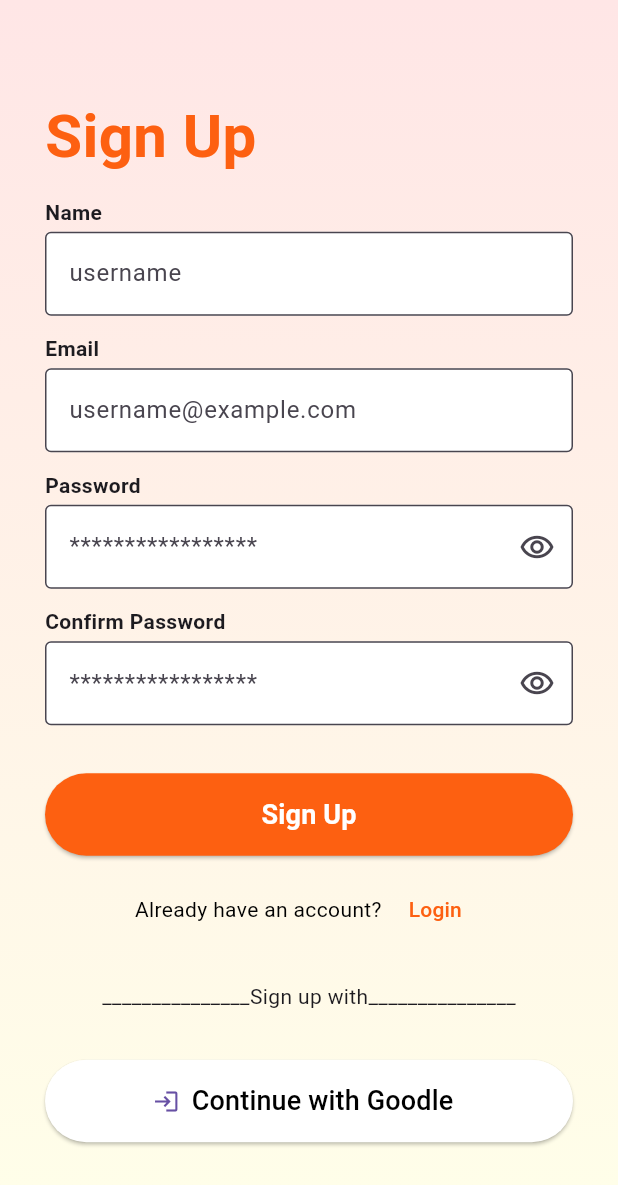
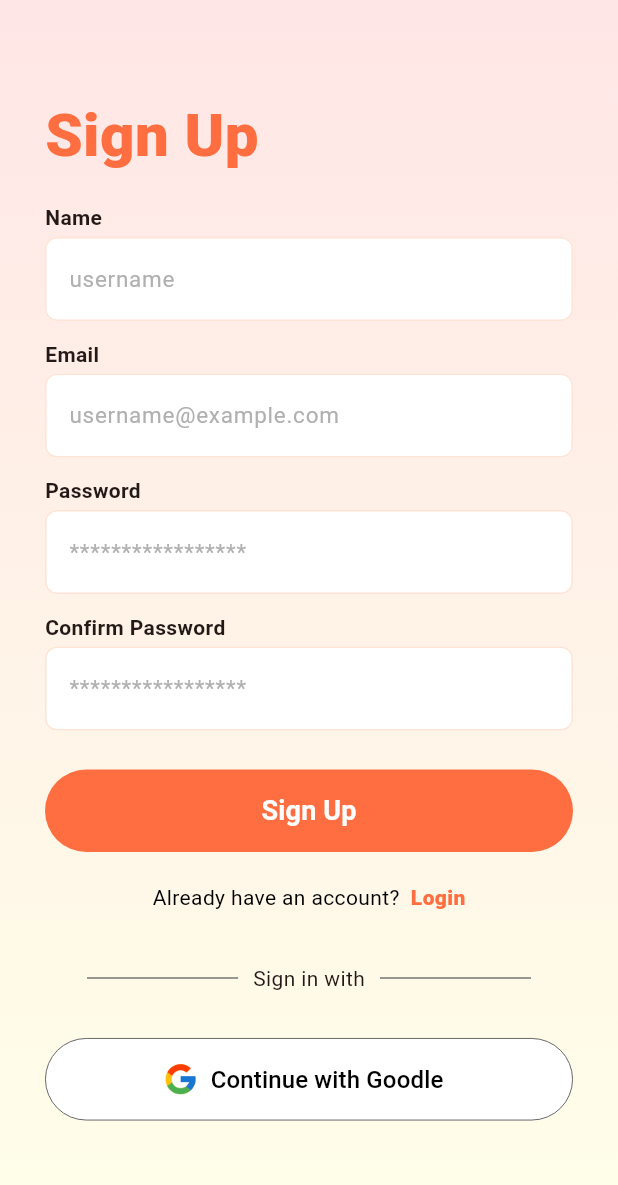
Before and after one commit to mdnahidhossen1911/Tastify, a Flutter app: the screen it shows after launch, after a tap on "Sign Up", on a phone screen of 412 x 824 dp. Shown: the top 1185 px of the screen. Run offline on Flutter 3.47's test engine with Material 3 defaults, Android fonts, the phone set to English and light mode, and no system bars; our stand-ins replace pin_code_fields.

Commit message:
Login, Sign Up, OTP Verify and Set Password screen bugs & color fixes

```diff
--- a/lib/app/app.dart
+++ b/lib/app/app.dart
@@ -10,6 +10,30 @@ class TastifyApp extends StatelessWidget {
   Widget build(BuildContext context) {
     return MaterialApp(
       debugShowCheckedModeBanner: false,
+      theme: ThemeData(
+        colorSchemeSeed: Colors.deepOrange,
+        inputDecorationTheme: InputDecorationTheme(
+          hintStyle: TextStyle(
+              color: Color(0xffb0b0b0),
+              fontSize: 15
+          ),
+          border: OutlineInputBorder(),
+          enabledBorder: OutlineInputBorder(
+            borderSide: BorderSide(color: Color(0xffffe4d5)),
+              borderRadius: BorderRadius.circular(8)
+          ),
+          focusedBorder: OutlineInputBorder(
+            borderSide: BorderSide(color: Color(0xffffe4d5)),
+              borderRadius: BorderRadius.circular(8)
+          ),
+          focusedErrorBorder: OutlineInputBorder(
+            borderSide: BorderSide(color: Color(0xffffe4d5)),
+              borderRadius: BorderRadius.circular(8)
+          ),
+          filled: true,
+          fillColor: Colors.white,
+        )
+      ),
       onGenerateRoute: AppRoutes.onGenerateRoute,
       initialRoute: SplashScreen.name,
     );
--- a/lib/app/app_colors.dart
+++ b/lib/app/app_colors.dart
@@ -0,0 +1,5 @@
+import 'package:flutter/material.dart';
+
+class AppColor{
+  static Color themeColor = Colors.deepOrangeAccent.shade200;
+}
--- a/lib/app/assets_path.dart
+++ b/lib/app/assets_path.dart
@@ -2,4 +2,5 @@ class AssetsPath {
   static const String _imagePath = 'assets/images';
 
   static const String appLogoPNG = '$_imagePath/testify_logo.png';
+  static const String googleLogoPNG = '$_imagePath/google_logo.png';
 }
--- a/lib/feature/auth/ui/screen/login_screen.dart
+++ b/lib/feature/auth/ui/screen/login_screen.dart
@@ -1,4 +1,6 @@
 import 'package:flutter/material.dart';
+import 'package:tastify/app/app_colors.dart';
+import 'package:tastify/app/assets_path.dart';
 import 'package:tastify/feature/auth/ui/screen/forgot_password_screen.dart';
 import 'package:tastify/feature/auth/ui/screen/sign_up.dart';
 import 'package:tastify/feature/auth/ui/widgets/screen_background.dart';
@@ -17,70 +19,66 @@ class _LoginScreenState extends State<LoginScreen> {
   Widget build(BuildContext context) {
     return Scaffold(
       body: ScreenBackground(
+        child: SafeArea(
           child: Padding(
-          padding: const EdgeInsets.all(30),
+            padding: const EdgeInsets.symmetric(horizontal: 30),
+            child: SingleChildScrollView(
               child: Column(
                 mainAxisAlignment: MainAxisAlignment.center,
                 crossAxisAlignment: CrossAxisAlignment.start,
                 children: [
+                  SizedBox(height: 96),
                   Text(
                     "Welcome to",
-                style: TextStyle(fontWeight: FontWeight.w700, fontSize: 40),
+                    style: TextStyle(fontWeight: FontWeight.w800, fontSize: 40,height: 1),
                   ),
                   Text(
-                "Testify",
+                    "Tastify",
                     style: TextStyle(
-                  fontWeight: FontWeight.w700,
+                      fontWeight: FontWeight.w800,
                       fontSize: 40,
-                  color: Color.fromRGBO(253, 96, 17, 1),
+                      color: AppColor.themeColor,
                     ),
                   ),
-              SizedBox(height: 8),
+                  SizedBox(height: 4),
                   Text(
                     "A smart space to explore, share, and manage your favorite recipes.",
+                    style: TextStyle(fontSize: 12),
                   ),
-              SizedBox(height: 12),
+                  SizedBox(height: 24),
                   Text(
                     "Email",
-                style: TextStyle(fontWeight: FontWeight.bold, fontSize: 14),
+                    style: TextStyle(fontWeight: FontWeight.w600, fontSize: 14),
                   ),
-              SizedBox(height: 3),
+                  SizedBox(height: 4),
                   TextFormField(
-                decoration: InputDecoration(
-                  hintText: "username@example.com",
-                  border: OutlineInputBorder(),
-                  filled: true,
-                  fillColor: Colors.white,
-                ),
+                    decoration: InputDecoration(hintText: "username@example.com"),
                   ),
                   SizedBox(height: 12),
                   Text(
                     "Password",
-                style: TextStyle(fontWeight: FontWeight.bold, fontSize: 14),
+                    style: TextStyle(fontWeight:FontWeight.w600, fontSize: 14),
                   ),
-              SizedBox(height: 3),
+                  SizedBox(height: 4),
                   TextFormField(
                     decoration: InputDecoration(
                       hintText: "*****************",
-                  suffixIcon: Icon(Icons.remove_red_eye_outlined),
-                  border: OutlineInputBorder(),
-                  filled: true,
-                  fillColor: Colors.white,
+                      suffixIcon: Icon(Icons.remove_red_eye_outlined,color: Colors.grey,),
                     ),
                   ),
-              SizedBox(height: 12),
+                  SizedBox(height: 10),
                   Align(
                     alignment: Alignment.centerRight,
                     child: GestureDetector(
-                  onTap: (){
+                      onTap: () {
                         Navigator.pushNamed(context, ForgotPasswordScreen.name);
                       },
                       child: Text(
                         "Forgot password?",
                         style: TextStyle(
-                      fontWeight: FontWeight.bold,
+                          fontWeight: FontWeight.w800,
                           fontSize: 14,
-                      color: Color.fromRGBO(253, 96, 17, 1),
+                          color: AppColor.themeColor,
                         ),
                       ),
                     ),
@@ -93,7 +91,8 @@ class _LoginScreenState extends State<LoginScreen> {
                       child: ElevatedButton(
                         onPressed: () {},
                         style: ElevatedButton.styleFrom(
-                      backgroundColor: Color.fromRGBO(253, 96, 17, 1),
+                          backgroundColor: AppColor.themeColor,
+                          elevation: 0,
                         ),
                         child: Text(
                           "Login",
@@ -106,64 +105,61 @@ class _LoginScreenState extends State<LoginScreen> {
                       ),
                     ),
                   ),
-              SizedBox(height: 24),
+                  SizedBox(height: 20),
                   Row(
                     mainAxisAlignment: MainAxisAlignment.center,
                     children: [
                       Text(
-                    "Don't have an account? ",
-                    style: TextStyle(color: Colors.black),),
-                    TextButton(
-                      onPressed: (){
+                        "Don't have an account?  ",
+                        style: TextStyle(color: Colors.black),
+                      ),
+                      GestureDetector(
+                        onTap: () {
                           Navigator.pushNamed(context, SignUpScreen.name);
                         },
-                      child: Text("Sign Up",
-                          style: TextStyle(color: Color.fromRGBO(253, 96, 17, 1)),
+                        child: Text(
+                          "Sign Up",
+                          style: TextStyle(
+                            color: AppColor.themeColor,
+                            fontWeight: FontWeight.w800,
                           ),
-                    )
+                        ),
+                      ),
                     ],
                   ),
-              SizedBox(height: 24),
-              // Center(
-              //   child: Row(
-              //     mainAxisAlignment: MainAxisAlignment.center,
-              //     children: [
-              //       SizedBox(
-              //           height: 4,
-              //           width: double.infinity,
-              //           child: Divider(color: Colors.red, thickness: 20,)),
-              //       SizedBox(width: 8),
-              //       Text("Sign in with"),
-              //       SizedBox(width: 8),
-              //       Divider(color: Colors.black, thickness: 20,),
-              //     ],
-              //   ),
-              // ),
-              Row(
+                  SizedBox(height: 34),
+                  Padding(
+                    padding: const EdgeInsets.symmetric(horizontal: 28.0),
+                    child: Row(
                       mainAxisAlignment: MainAxisAlignment.center,
                       children: [
-                  Text("_______________"),
+                        Expanded(child: Divider(color: Colors.grey.shade600)),
+                        SizedBox(width: 10),
                         Text("Sign in with"),
-                  Text("_______________")
+                        SizedBox(width: 10),
+                        Expanded(child: Divider(color: Colors.grey.shade600)),
                       ],
                     ),
-              SizedBox(height: 32),
+                  ),
+                  SizedBox(height: 30),
                   Center(
                     child: SizedBox(
                       width: double.infinity,
                       height: 55,
                       child: ElevatedButton.icon(
-                    icon: Icon(Icons.login_outlined),
+                        icon: Image.asset(AssetsPath.googleLogoPNG, width: 24),
                         onPressed: () {},
 
                         style: ElevatedButton.styleFrom(
-
                           backgroundColor: Colors.white,
-                    ), label: Text(
+                          side: BorderSide(color: Color(0xff565656), width: 0.6),
+                          elevation: 0,
+                        ),
+                        label: Text(
                           "Continue with Goodle",
                           style: TextStyle(
                             color: Colors.black,
-                      fontSize: 18,
+                            fontSize: 16,
                             fontWeight: FontWeight.w500,
                           ),
                         ),
@@ -174,6 +170,8 @@ class _LoginScreenState extends State<LoginScreen> {
               ),
             ),
           ),
+        ),
+      ),
     );
   }
 }
--- a/lib/feature/auth/ui/screen/sign_up.dart
+++ b/lib/feature/auth/ui/screen/sign_up.dart
@@ -1,4 +1,6 @@
 import 'package:flutter/material.dart';
+import 'package:tastify/app/app_colors.dart';
+import 'package:tastify/app/assets_path.dart';
 import 'package:tastify/feature/auth/ui/screen/login_screen.dart';
 import 'package:tastify/feature/auth/ui/widgets/screen_background.dart';
 
@@ -16,25 +18,27 @@ class _SignUpScreenState extends State<SignUpScreen> {
   Widget build(BuildContext context) {
     return Scaffold(
       body: ScreenBackground(
+        child: SafeArea(
           child: Padding(
-          padding: const EdgeInsets.all(30),
+            padding: const EdgeInsets.symmetric(horizontal: 30),
+            child: SingleChildScrollView(
               child: Column(
                 mainAxisAlignment: MainAxisAlignment.center,
                 crossAxisAlignment: CrossAxisAlignment.start,
                 children: [
-
+                  SizedBox(height: 62),
                   Text(
                     "Sign Up",
                     style: TextStyle(
-                  fontWeight: FontWeight.w700,
+                      fontWeight: FontWeight.w800,
                       fontSize: 40,
-                  color: Color.fromRGBO(253, 96, 17, 1),
+                      color: AppColor.themeColor,
                     ),
                   ),
-              SizedBox(height: 12),
+                  SizedBox(height: 16),
                   Text(
                     "Name",
-                style: TextStyle(fontWeight: FontWeight.bold, fontSize: 14),
+                    style: TextStyle(fontWeight: FontWeight.w600, fontSize: 14),
                   ),
                   SizedBox(height: 3),
                   TextFormField(
@@ -44,10 +48,11 @@ class _SignUpScreenState extends State<SignUpScreen> {
                       filled: true,
                       fillColor: Colors.white,
                     ),
-              ),SizedBox(height: 12),
+                  ),
+                  SizedBox(height: 12),
                   Text(
                     "Email",
-                style: TextStyle(fontWeight: FontWeight.bold, fontSize: 14),
+                    style: TextStyle(fontWeight: FontWeight.w600, fontSize: 14),
                   ),
                   SizedBox(height: 3),
                   TextFormField(
@@ -61,33 +66,30 @@ class _SignUpScreenState extends State<SignUpScreen> {
                   SizedBox(height: 12),
                   Text(
                     "Password",
-                style: TextStyle(fontWeight: FontWeight.bold, fontSize: 14),
+                    style: TextStyle(fontSize: 14, fontWeight: FontWeight.w600),
                   ),
                   SizedBox(height: 3),
                   TextFormField(
                     decoration: InputDecoration(
                       hintText: "*****************",
-                  suffixIcon: Icon(Icons.remove_red_eye_outlined),
-                  border: OutlineInputBorder(),
                       filled: true,
                       fillColor: Colors.white,
                     ),
-              ),SizedBox(height: 12),
+                  ),
+                  SizedBox(height: 12),
                   Text(
                     "Confirm Password",
-                style: TextStyle(fontWeight: FontWeight.bold, fontSize: 14),
+                    style: TextStyle(fontWeight: FontWeight.w600, fontSize: 14),
                   ),
                   SizedBox(height: 3),
                   TextFormField(
                     decoration: InputDecoration(
                       hintText: "*****************",
-                  suffixIcon: Icon(Icons.remove_red_eye_outlined),
-                  border: OutlineInputBorder(),
                       filled: true,
                       fillColor: Colors.white,
                     ),
                   ),
-              SizedBox(height: 32),
+                  SizedBox(height: 26),
                   Center(
                     child: SizedBox(
                       width: double.infinity,
@@ -97,7 +99,8 @@ class _SignUpScreenState extends State<SignUpScreen> {
                           ///Need to put profile page Navigation
                         },
                         style: ElevatedButton.styleFrom(
-                      backgroundColor: Color.fromRGBO(253, 96, 17, 1),
+                          backgroundColor: AppColor.themeColor,
+                          elevation: 0,
                         ),
                         child: Text(
                           "Sign Up",
@@ -110,64 +113,61 @@ class _SignUpScreenState extends State<SignUpScreen> {
                       ),
                     ),
                   ),
-              SizedBox(height: 12),
+                  SizedBox(height: 20),
                   Row(
                     mainAxisAlignment: MainAxisAlignment.center,
                     children: [
                       Text(
-                    "Already have an account? ",
-                    style: TextStyle(color: Colors.black),),
-                  TextButton(
-                    onPressed: (){
+                        "Already have an account?  ",
+                        style: TextStyle(color: Colors.black),
+                      ),
+                      GestureDetector(
+                        onTap: () {
                           Navigator.pushNamed(context, LoginScreen.name);
                         },
-                    child: Text("Login",
-                      style: TextStyle(color: Color.fromRGBO(253, 96, 17, 1)),
+                        child: Text(
+                          "Login",
+                          style: TextStyle(
+                            color: AppColor.themeColor,
+                            fontWeight: FontWeight.w800,
                           ),
-                  )
+                        ),
+                      ),
                     ],
                   ),
-              SizedBox(height: 24),
-              // Center(
-              //   child: Row(
-              //     mainAxisAlignment: MainAxisAlignment.center,
-              //     children: [
-              //       SizedBox(
-              //           height: 4,
-              //           width: double.infinity,
-              //           child: Divider(color: Colors.red, thickness: 20,)),
-              //       SizedBox(width: 8),
-              //       Text("Sign in with"),
-              //       SizedBox(width: 8),
-              //       Divider(color: Colors.black, thickness: 20,),
-              //     ],
-              //   ),
-              // ),
-              Row(
+                  SizedBox(height: 34),
+                  Padding(
+                    padding: const EdgeInsets.symmetric(horizontal: 28.0),
+                    child: Row(
                       mainAxisAlignment: MainAxisAlignment.center,
                       children: [
-                  Text("_______________"),
-                  Text("Sign up with"),
-                  Text("_______________")
+                        Expanded(child: Divider(color: Colors.grey.shade600)),
+                        SizedBox(width: 10),
+                        Text("Sign in with"),
+                        SizedBox(width: 10),
+                        Expanded(child: Divider(color: Colors.grey.shade600)),
                       ],
                     ),
-              SizedBox(height: 32),
+                  ),
+                  SizedBox(height: 30),
                   Center(
                     child: SizedBox(
                       width: double.infinity,
                       height: 55,
                       child: ElevatedButton.icon(
-                    icon: Icon(Icons.login_outlined),
+                        icon: Image.asset(AssetsPath.googleLogoPNG, width: 24),
                         onPressed: () {},
 
                         style: ElevatedButton.styleFrom(
-
                           backgroundColor: Colors.white,
-                    ), label: Text(
+                          side: BorderSide(color: Color(0xff565656), width: 0.6),
+                          elevation: 0,
+                        ),
+                        label: Text(
                           "Continue with Goodle",
                           style: TextStyle(
                             color: Colors.black,
-                      fontSize: 18,
+                            fontSize: 16,
                             fontWeight: FontWeight.w500,
                           ),
                         ),
@@ -178,6 +178,8 @@ class _SignUpScreenState extends State<SignUpScreen> {
               ),
             ),
           ),
+        ),
+      ),
     );
   }
 }
--- a/lib/feature/auth/ui/screen/splash_screen.dart
+++ b/lib/feature/auth/ui/screen/splash_screen.dart
@@ -1,6 +1,6 @@
 import 'package:flutter/material.dart';
 import 'package:tastify/feature/auth/ui/screen/login_screen.dart';
-import 'package:tastify/feature/auth/ui/widgets/app_logo.dart';
+import 'package:tastify/feature/common/ui/widget/app_logo.dart';
 import 'package:tastify/feature/auth/ui/widgets/screen_background.dart';
 
 class SplashScreen extends StatefulWidget {
@@ -28,6 +28,7 @@ class _SplashScreenState extends State<SplashScreen> {
   Widget build(BuildContext context) {
     return Scaffold(
       body: ScreenBackground(
+        child: SafeArea(
           child: Column(
             mainAxisAlignment: MainAxisAlignment.center,
             children: [
@@ -35,13 +36,17 @@ class _SplashScreenState extends State<SplashScreen> {
               AppLogo(),
               Spacer(),
               SizedBox(
-                width: 100,
+                  width: 120,
                   child: LinearProgressIndicator(
                     backgroundColor: Colors.white,
+                    borderRadius: BorderRadius.circular(8),
+                    minHeight: 6,
                     color: Colors.orange,
-                )),
-            SizedBox(height: 50,)
+                  ),
+              ),
+              SizedBox(height: 50)
             ],
+          ),
         ),
       ),
     );
```
Also changed, not shown: lib/feature/auth/ui/screen/forgot_password_screen.dart (+27 -14 lines), lib/feature/auth/ui/screen/otp_verify_screen.dart (+44 -27 lines), lib/feature/auth/ui/screen/set_password_screen.dart (+22 -14 lines), lib/feature/auth/ui/widgets/bottom_bar.dart (deleted, +0 -25 lines), assets/images/google_logo.png (added), lib/feature/common/ui/widget/app_logo.dart (renamed from lib/feature/auth/ui/widgets/app_logo.dart). Lines whose indentation alone changed are shown as unchanged.
